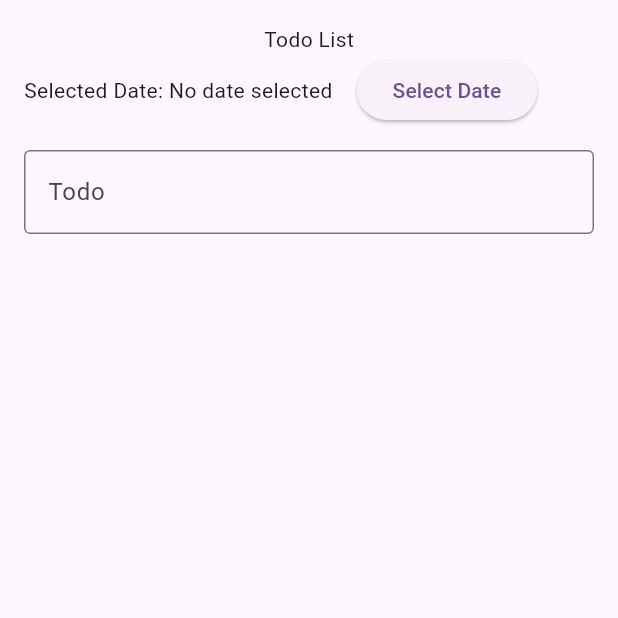
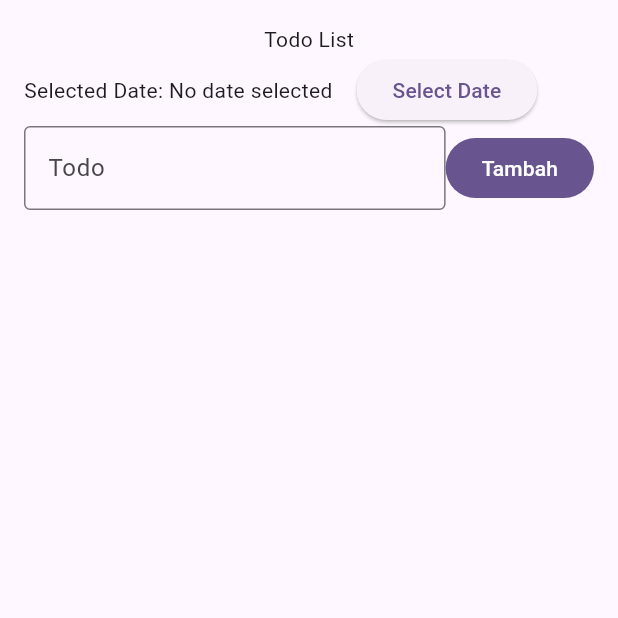
Before and after one commit to muthiasasi19/167_TodoBloc, a Flutter app: the TodoPage screen opened directly, on a phone screen of 412 x 824 dp, the top half of it. Run offline on Flutter 3.47's test engine with Material 3 defaults, Android fonts, the light colour scheme and no system bars; our stand-ins replace bloc, flutter_bloc; statements that could not run were skipped.

Commit message:
Tambahkan button untuk submit todo dan reset tanggal

```diff
--- a/lib/todo_bloc/todo_page.dart
+++ b/lib/todo_bloc/todo_page.dart
@@ -27,9 +27,9 @@ class _TodoPageState extends State<TodoPage> {
                   Text("Selected Date: "),
                   BlocBuilder<TodoBloc, TodoState>(
                     builder: (context, state) {
-                      if (state is TodoLoaded && state.selectDate != null) {
+                      if (state is TodoLoaded && state.selectedDate != null) {
                         return Text(
-                          '${state.selectDate!.day}/${state.selectDate!.month}/${state.selectDate!.year}',
+                          '${state.selectedDate!.day}/${state.selectedDate!.month}/${state.selectedDate!.year}',
                         );
                       }
                       return Text("No date selected");
@@ -55,7 +55,6 @@ class _TodoPageState extends State<TodoPage> {
                   ),
                 ],
               ),
-              SizedBox(height: 16.0),
               Form(
                 key: _key,
                 child: Row(
@@ -75,6 +74,25 @@ class _TodoPageState extends State<TodoPage> {
                         },
                       ),
                     ),
+
+                    FilledButton(
+                      onPressed: () {
+                        if (_key.currentState!.validate()) {
+                          final selectedDate = context.read<TodoBloc>().state;
+                          if (selectedDate is TodoLoaded) {
+                            context.read<TodoBloc>().add(
+                              TodoEventAdd(
+                                title: _controller.text,
+                                date: selectedDate.selectedDate!,
+                              ),
+                            );
+                            _controller.clear();
+                            selectedDate.selectedDate = null;
+                          }
+                        }
+                      },
+                      child: Text("Tambah"),
+                    ),
                   ],
                 ),
               ),
```
